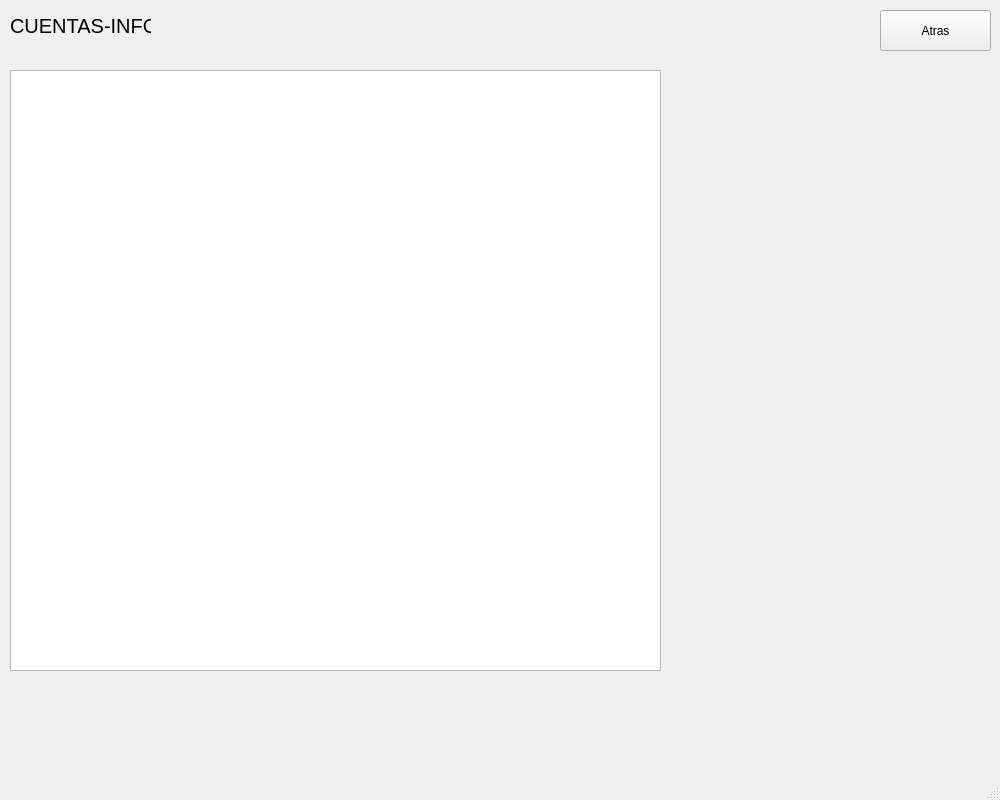
The window that src/view/cuentas_info.ui (joab-escolar/tp-final-practicas2) describes before a commit, drawn with Qt 5.
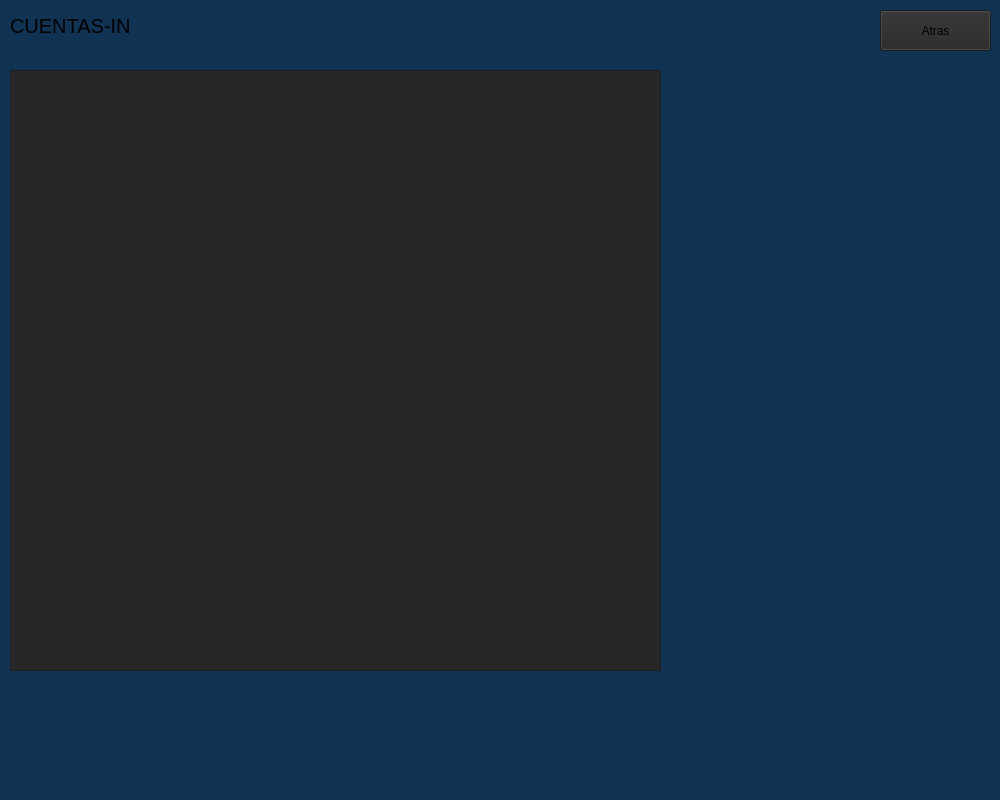
The same window after the commit. Icons and pictures are not drawn.

Commit message: CHANGE STYLES VIEWS

```diff
--- a/src/view/cuentas_info.ui
+++ b/src/view/cuentas_info.ui
@@ -25,6 +25,12 @@
   <property name="windowTitle">
    <string>BANCO</string>
   </property>
+  <property name="windowIcon">
+   <iconset theme="QIcon::ThemeIcon::Computer"/>
+  </property>
+  <property name="styleSheet">
+   <string notr="true">background-color: rgb(17, 51, 83);</string>
+  </property>
   <widget class="QWidget" name="centralwidget">
    <widget class="QLabel" name="label">
     <property name="geometry">
@@ -71,6 +77,9 @@
       <height>41</height>
      </rect>
     </property>
+    <property name="styleSheet">
+     <string notr="true">background-color: rgb(39, 39, 39)</string>
+    </property>
     <property name="text">
      <string>Atras</string>
     </property>
@@ -84,6 +93,9 @@
       <height>601</height>
      </rect>
     </property>
+    <property name="styleSheet">
+     <string notr="true">background-color: rgb(39, 39, 39)</string>
+    </property>
    </widget>
   </widget>
   <widget class="QMenuBar" name="menubar">
```
The commit also changes 32 other files.
